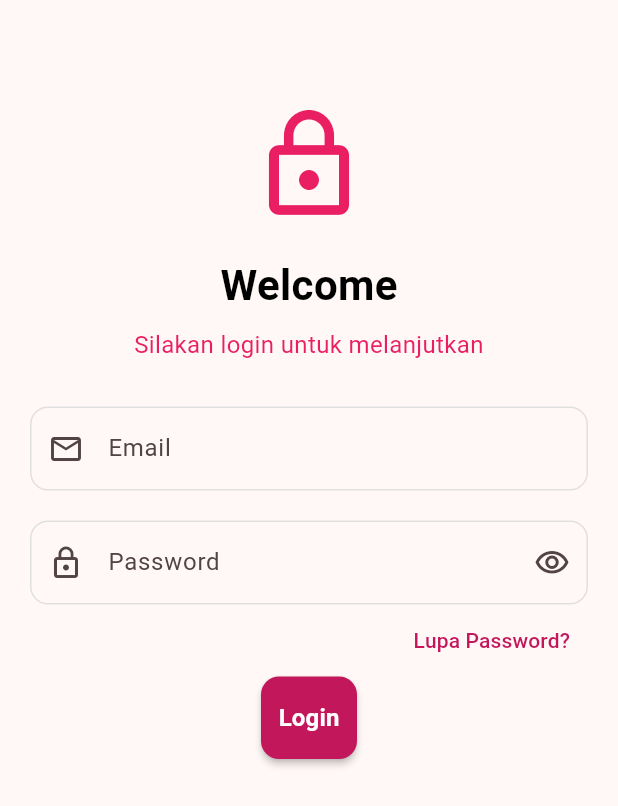
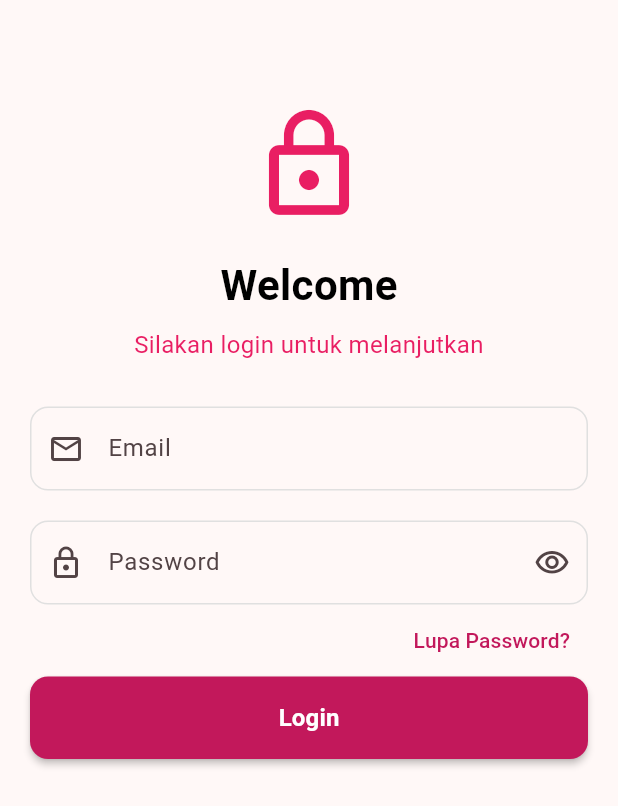
Before and after one commit to agrahafiz13/KB1179-1123150025-uts-, a Flutter app: the ScreenLogin screen opened directly, on a phone screen of 412 x 824 dp. Shown: the top 806 px of the screen. Run offline on Flutter 3.47's test engine with Material 3 defaults, Android fonts, the phone set to English and light mode, and no system bars.

Commit message:
menambahkan column pada button agar bisa scratch menyesuaikan layar

```diff
--- a/lib/screen/login.dart
+++ b/lib/screen/login.dart
@@ -89,6 +89,9 @@ class ScreenLogin extends StatelessWidget {
                     ),
                   ),
                 ),
+                Column(
+                  crossAxisAlignment: CrossAxisAlignment.stretch,
+                  children: [
                     ElevatedButton(
                       onPressed: () {},
                       style: ElevatedButton.styleFrom(
@@ -96,14 +99,19 @@ class ScreenLogin extends StatelessWidget {
                         foregroundColor: Colors.white,
                         padding: const EdgeInsets.symmetric(vertical: 16),
                         shape: RoundedRectangleBorder(
-                      borderRadius: BorderRadiusGeometry.circular(12),
+                          borderRadius: BorderRadius.circular(12),
                         ),
                         elevation: 2,
                       ),
                       child: const Text(
                         'Login',
-                    style: TextStyle(fontSize: 16, fontWeight: FontWeight.bold),
+                        style: TextStyle(
+                          fontSize: 16,
+                          fontWeight: FontWeight.bold,
                         ),
+                      ),
+                    ),
+                  ],
                 ),
               ],
             ),
```
Lines whose indentation alone changed are shown as unchanged.
